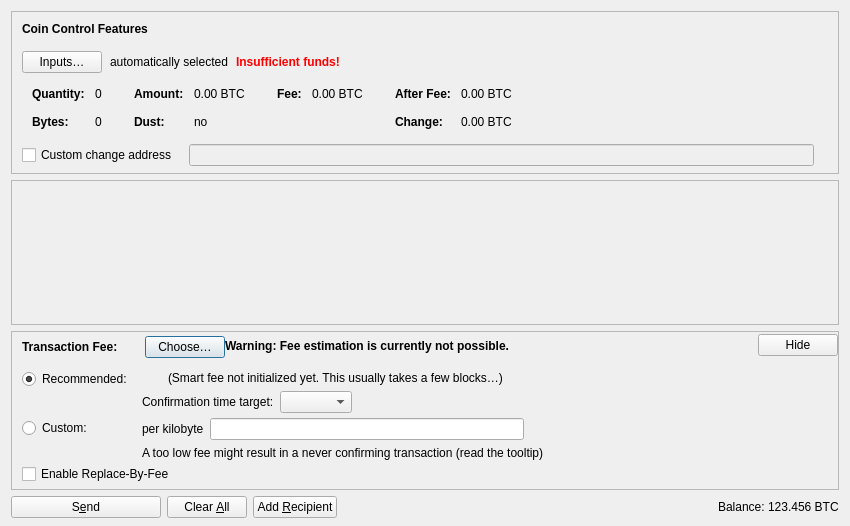
Qt form src/qt/forms/sendcoinsdialog.ui (aixcoin/aixcoin) before a commit.
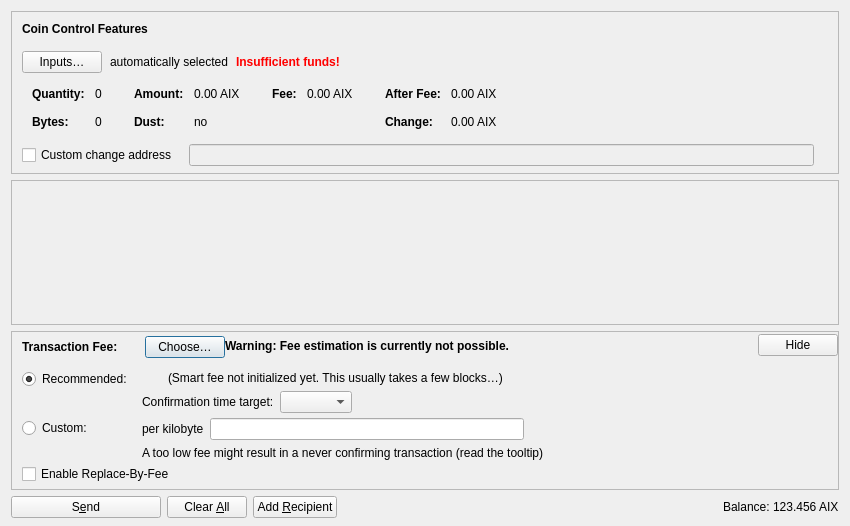
The same form after that commit. Icons and pictures are not drawn. Custom widgets are drawn as their Qt base class.

The edit to the form file:
```diff
--- a/src/qt/forms/sendcoinsdialog.ui
+++ b/src/qt/forms/sendcoinsdialog.ui
@@ -324,7 +324,7 @@
                   <enum>Qt::ActionsContextMenu</enum>
                  </property>
                  <property name="text">
-                  <string notr="true">0.00 BTC</string>
+                  <string notr="true">0.00 AIX</string>
                  </property>
                  <property name="textInteractionFlags">
                   <set>Qt::LinksAccessibleByMouse|Qt::TextSelectableByKeyboard|Qt::TextSelectableByMouse</set>
@@ -404,7 +404,7 @@
                   <enum>Qt::ActionsContextMenu</enum>
                  </property>
                  <property name="text">
-                  <string notr="true">0.00 BTC</string>
+                  <string notr="true">0.00 AIX</string>
                  </property>
                  <property name="textInteractionFlags">
                   <set>Qt::LinksAccessibleByMouse|Qt::TextSelectableByKeyboard|Qt::TextSelectableByMouse</set>
@@ -455,7 +455,7 @@
                   <enum>Qt::ActionsContextMenu</enum>
                  </property>
                  <property name="text">
-                  <string notr="true">0.00 BTC</string>
+                  <string notr="true">0.00 AIX</string>
                  </property>
                  <property name="textInteractionFlags">
                   <set>Qt::LinksAccessibleByMouse|Qt::TextSelectableByKeyboard|Qt::TextSelectableByMouse</set>
@@ -484,7 +484,7 @@
                   <enum>Qt::ActionsContextMenu</enum>
                  </property>
                  <property name="text">
-                  <string notr="true">0.00 BTC</string>
+                  <string notr="true">0.00 AIX</string>
                  </property>
                  <property name="textInteractionFlags">
                   <set>Qt::LinksAccessibleByMouse|Qt::TextSelectableByKeyboard|Qt::TextSelectableByMouse</set>
@@ -1214,7 +1214,7 @@
           <cursorShape>IBeamCursor</cursorShape>
          </property>
          <property name="text">
-          <string notr="true">123.456 BTC</string>
+          <string notr="true">123.456 AIX</string>
          </property>
          <property name="textInteractionFlags">
           <set>Qt::LinksAccessibleByMouse|Qt::TextSelectableByKeyboard|Qt::TextSelectableByMouse</set>
```
